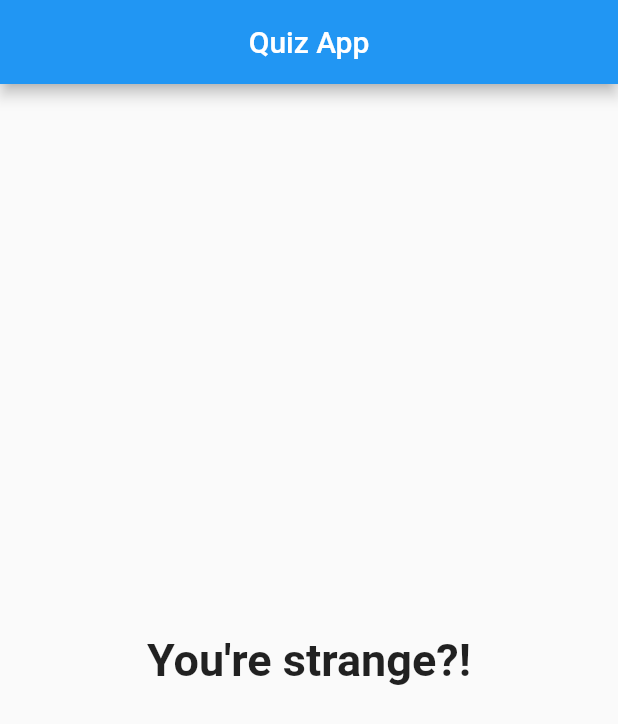
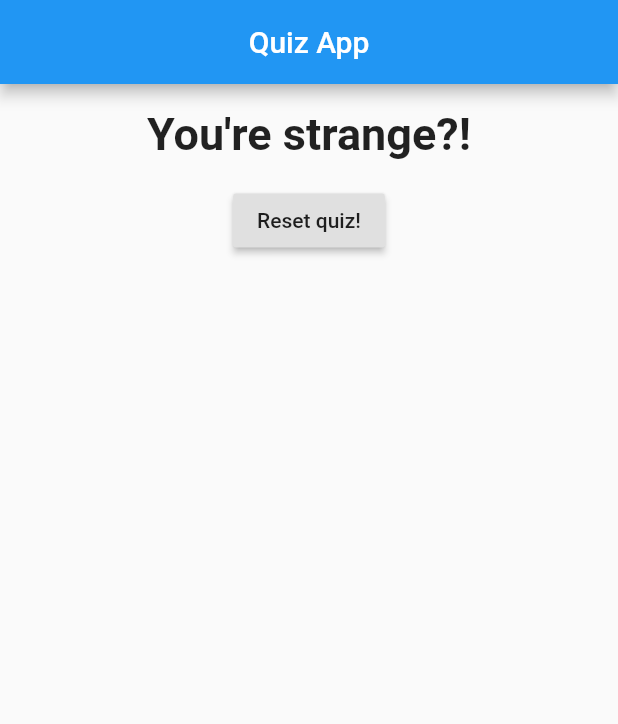
Before and after one commit to wasim919/playing-with-flutter, a Flutter app: the screen it shows after launch, after a tap on "Black", after a tap on "Rabbit", after a tap on "Spring", on a phone screen of 412 x 824 dp. Shown: the top 724 px of the screen. Run offline on Flutter 3.47's test engine with Material 2 defaults, Android fonts, the phone set to English and light mode, and no system bars.

Commit message:
quiz resetting done

```diff
--- a/quizApp/lib/Result.dart
+++ b/quizApp/lib/Result.dart
@@ -2,8 +2,9 @@ import "package:flutter/material.dart";
 
 class Result extends StatelessWidget {
   final int score;
+  final Function resetQuiz;
 
-  Result(this.score);
+  Result(this.score, this.resetQuiz);
 
   String get resultPhrase {
     String resultText;
@@ -22,11 +23,23 @@ class Result extends StatelessWidget {
   @override
   Widget build(BuildContext context) {
     return Center(
-      child: Text(
-        resultPhrase,
-        style: TextStyle(fontSize: 30, fontWeight: FontWeight.bold),
-        textAlign: TextAlign.center,
-      ),
-    );
+        child: Column(
+      children: [
+        Text(
+          resultPhrase,
+          style: TextStyle(fontSize: 30, fontWeight: FontWeight.bold),
+          textAlign: TextAlign.center,
+        ),
+        SizedBox(
+          height: 16,
+        ),
+        RaisedButton(
+          onPressed: resetQuiz,
+          child: Text(
+            "Reset quiz!",
+          ),
+        )
+      ],
+    ));
   }
 }
--- a/quizApp/lib/main.dart
+++ b/quizApp/lib/main.dart
@@ -49,6 +49,13 @@ class QuizAppState extends State<QuizApp> {
     });
   }
 
+  void resetQuiz() {
+    setState(() {
+      questionIndex = 0;
+      score = 0;
+    });
+  }
+
   @override
   Widget build(BuildContext context) {
     return Scaffold(
@@ -64,7 +71,7 @@ class QuizAppState extends State<QuizApp> {
                 questionAnswers: questions[questionIndex]['answers'],
                 answerQuestion: answerQuestion,
               )
-            : Result(score),
+            : Result(score, resetQuiz),
       ),
     );
   }
```
